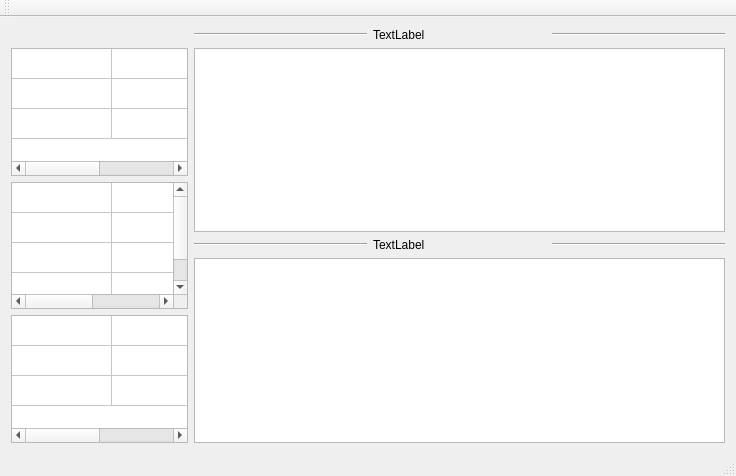
First picture: the form in start_work/mainwindow.ui, repository wangxu989/QTcheck-worker, before the edit.
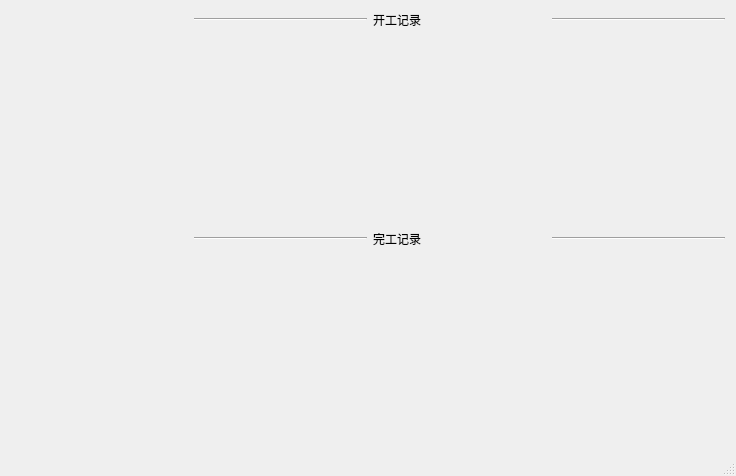
Second picture: the form after the edit. Icons and pictures are not drawn.

Diff of the .ui file:
```diff
--- a/start_work/mainwindow.ui
+++ b/start_work/mainwindow.ui
@@ -16,7 +16,7 @@
   <widget class="QWidget" name="centralWidget">
    <layout class="QHBoxLayout" name="horizontalLayout_3" stretch="1,3">
     <item>
-     <layout class="QVBoxLayout" name="verticalLayout">
+     <layout class="QVBoxLayout" name="verticalLayout" stretch="1,5">
       <item>
        <widget class="QLabel" name="label">
         <property name="text">
@@ -31,137 +31,12 @@
        </widget>
       </item>
       <item>
-       <widget class="QTableWidget" name="tableWidget">
-        <property name="sizePolicy">
-         <sizepolicy hsizetype="Expanding" vsizetype="Expanding">
-          <horstretch>0</horstretch>
-          <verstretch>0</verstretch>
-         </sizepolicy>
-        </property>
-        <attribute name="horizontalHeaderVisible">
-         <bool>false</bool>
-        </attribute>
-        <attribute name="horizontalHeaderStretchLastSection">
-         <bool>false</bool>
-        </attribute>
-        <attribute name="verticalHeaderVisible">
-         <bool>false</bool>
-        </attribute>
-        <attribute name="verticalHeaderStretchLastSection">
-         <bool>false</bool>
-        </attribute>
-        <row>
-         <property name="text">
-          <string>新建行</string>
-         </property>
-        </row>
-        <row>
-         <property name="text">
-          <string>新建行</string>
-         </property>
-        </row>
-        <row>
-         <property name="text">
-          <string>新建行</string>
-         </property>
-        </row>
-        <column>
-         <property name="text">
-          <string>新建列</string>
-         </property>
-        </column>
-        <column>
-         <property name="text">
-          <string>新建列</string>
-         </property>
-        </column>
-       </widget>
-      </item>
-      <item>
-       <widget class="QTableWidget" name="tableWidget_3">
-        <attribute name="horizontalHeaderVisible">
-         <bool>false</bool>
-        </attribute>
-        <attribute name="verticalHeaderVisible">
-         <bool>false</bool>
-        </attribute>
-        <attribute name="verticalHeaderHighlightSections">
-         <bool>true</bool>
-        </attribute>
-        <row>
-         <property name="text">
-          <string>新建行</string>
-         </property>
-        </row>
-        <row>
-         <property name="text">
-          <string>新建行</string>
-         </property>
-        </row>
-        <row>
-         <property name="text">
-          <string>新建行</string>
-         </property>
-        </row>
-        <row>
-         <property name="text">
-          <string>新建行</string>
-         </property>
-        </row>
-        <column>
-         <property name="text">
-          <string>新建列</string>
-         </property>
-        </column>
-        <column>
-         <property name="text">
-          <string>新建列</string>
-         </property>
-        </column>
-       </widget>
-      </item>
-      <item>
-       <widget class="QTableWidget" name="tableWidget_2">
-        <attribute name="horizontalHeaderVisible">
-         <bool>false</bool>
-        </attribute>
-        <attribute name="horizontalHeaderHighlightSections">
-         <bool>true</bool>
-        </attribute>
-        <attribute name="verticalHeaderVisible">
-         <bool>false</bool>
-        </attribute>
-        <row>
-         <property name="text">
-          <string>新建行</string>
-         </property>
-        </row>
-        <row>
-         <property name="text">
-          <string>新建行</string>
-         </property>
-        </row>
-        <row>
-         <property name="text">
-          <string>新建行</string>
-         </property>
-        </row>
-        <column>
-         <property name="text">
-          <string>新建列</string>
-         </property>
-        </column>
-        <column>
-         <property name="text">
-          <string>新建列</string>
-         </property>
-        </column>
-       </widget>
+       <widget class="QWidget" name="widget" native="true"/>
       </item>
      </layout>
     </item>
     <item>
-     <layout class="QVBoxLayout" name="verticalLayout_2">
+     <layout class="QVBoxLayout" name="verticalLayout_2" stretch="1,5,1,5">
       <item>
        <layout class="QHBoxLayout" name="horizontalLayout">
         <item>
@@ -174,7 +49,7 @@
         <item>
          <widget class="QLabel" name="label_2">
           <property name="text">
-           <string>TextLabel</string>
+           <string>开工记录</string>
           </property>
          </widget>
         </item>
@@ -188,7 +63,7 @@
        </layout>
       </item>
       <item>
-       <widget class="QTableWidget" name="tableWidget_4"/>
+       <widget class="QWidget" name="widget_2" native="true"/>
       </item>
       <item>
        <layout class="QHBoxLayout" name="horizontalLayout_2">
@@ -202,7 +77,7 @@
         <item>
          <widget class="QLabel" name="label_3">
           <property name="text">
-           <string>TextLabel</string>
+           <string>完工记录</string>
           </property>
          </widget>
         </item>
@@ -216,30 +91,12 @@
        </layout>
       </item>
       <item>
-       <widget class="QTableWidget" name="tableWidget_5"/>
+       <widget class="QWidget" name="widget_3" native="true"/>
       </item>
      </layout>
     </item>
    </layout>
   </widget>
-  <widget class="QMenuBar" name="menuBar">
-   <property name="geometry">
-    <rect>
-     <x>0</x>
-     <y>0</y>
-     <width>736</width>
-     <height>31</height>
-    </rect>
-   </property>
-  </widget>
-  <widget class="QToolBar" name="mainToolBar">
-   <attribute name="toolBarArea">
-    <enum>TopToolBarArea</enum>
-   </attribute>
-   <attribute name="toolBarBreak">
-    <bool>false</bool>
-   </attribute>
-  </widget>
   <widget class="QStatusBar" name="statusBar"/>
  </widget>
  <layoutdefault spacing="6" margin="11"/>
```
